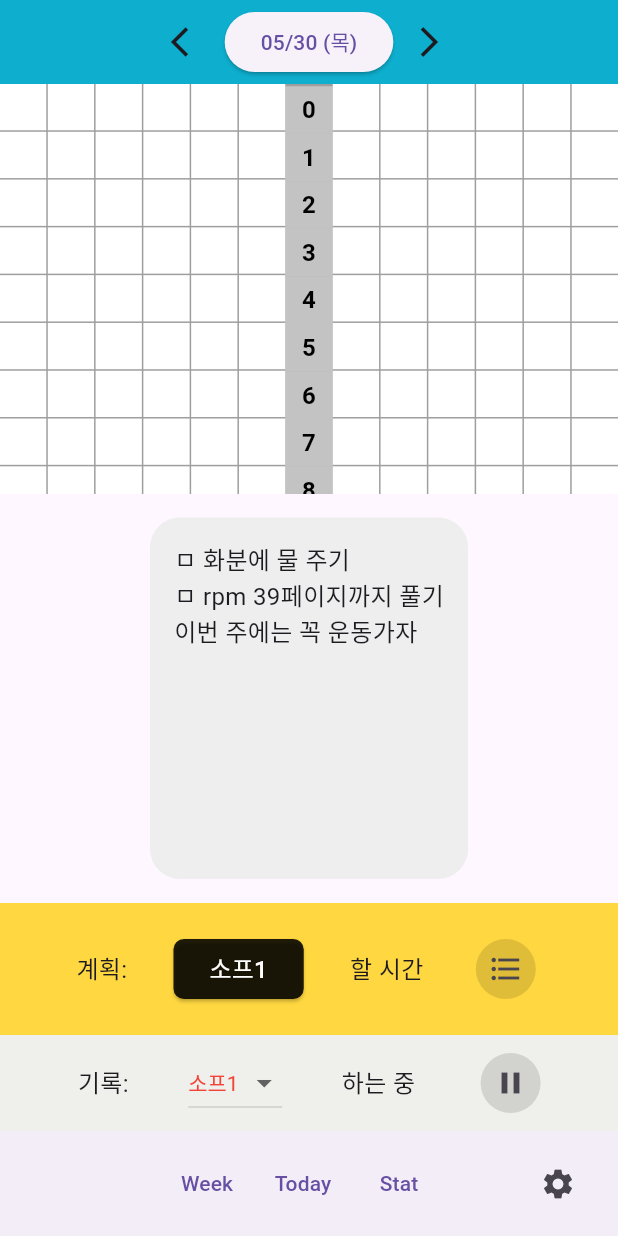
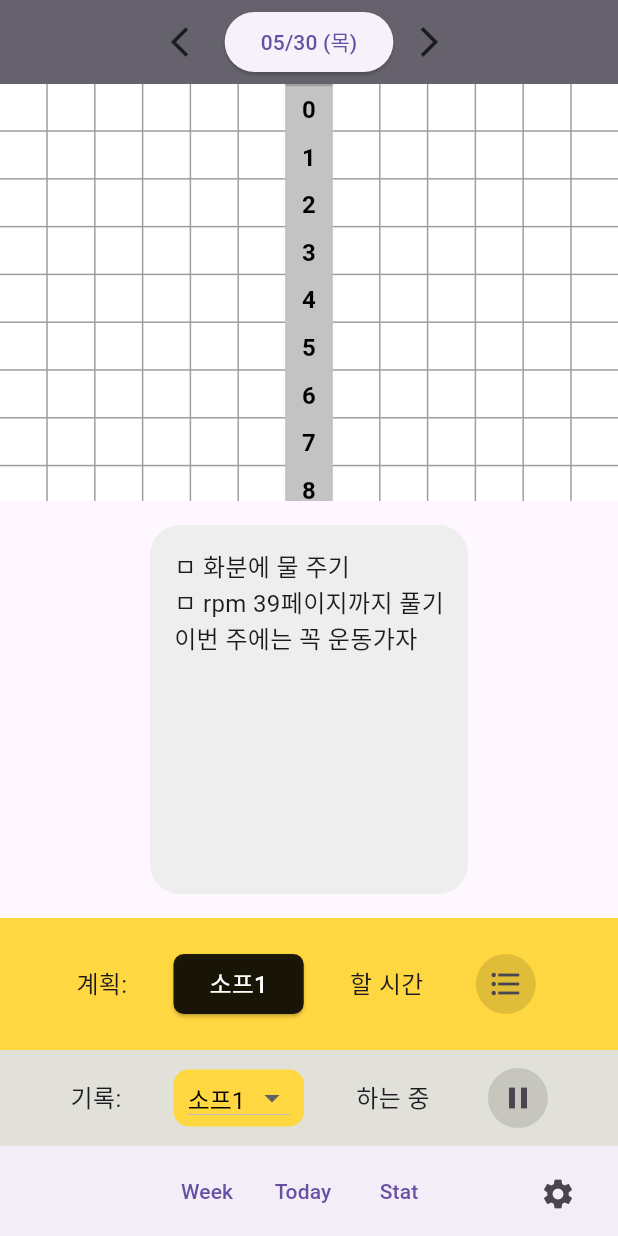
Before and after one commit to leejun00416/dashboard_rpm, a Flutter app: the SchedulePage screen opened directly, after a tap on the "format list bulleted" icon, after a tap on the "play arrow" icon, after a tap on the "arrow forward ios" icon, on a phone screen of 412 x 824 dp. Run offline on Flutter 3.47's test engine with Material 3 defaults, Android fonts, the phone set to English and light mode, and no system bars; our stand-ins replace cloud_firestore, firebase_auth, firebase_core, firebase_storage, flutter_time_picker_spinner, google_sign_in and 4 more; missing offline and left inert: flutter_state_notifier; accounts and stored records are empty.

Commit message:
메인페이지 색 변경

```diff
--- a/lib/screens/main_screen.dart
+++ b/lib/screens/main_screen.dart
@@ -60,7 +60,7 @@ class _SchedulePageState extends State<SchedulePage> {
     return Scaffold(
 
       appBar: AppBar(
-        backgroundColor: Colors.cyan,
+        backgroundColor: const Color(0xff656565),
         elevation: 10,
         automaticallyImplyLeading: false,
         title: Row(
@@ -124,7 +124,7 @@ class _SchedulePageState extends State<SchedulePage> {
       ),
 
       bottomNavigationBar: BottomAppBar(
-          height: 70,
+          height: 60,
           child:Row(
               mainAxisAlignment: MainAxisAlignment.spaceBetween,
               children:[
@@ -347,20 +347,29 @@ class _PlannerActionBar2State extends State<PlannerActionBar2> {
   Widget build(BuildContext context) {
     return Container(
       padding: EdgeInsets.all(8.0),
-      color: const Color(0xffefefeb),
+      color: const Color(0xffe1e1da),
       child: Row(
         mainAxisAlignment: MainAxisAlignment.spaceEvenly,
         children: [
           Text(' 기록:', style: TextStyle(fontSize: 16.0)),
-          DropdownButton<String>(
+          Container(
+            width: 87,
+            height: 38,
+            alignment: Alignment.center,
+            //color: Colors.amberAccent,
+            decoration: BoxDecoration(
+                color: Colors.amberAccent,
+                borderRadius: BorderRadius.all(Radius.circular(10))
+            ),
+            child: DropdownButton<String>(
               value: _selectedItem,
               style: TextStyle(
-              color: Colors.red,
+                color: Colors.black,
               ),
               items: _dropdownItems.map((String value) {
                 return DropdownMenuItem<String>(
                   value: value,
-                child: Text(value),
+                  child: Text(value, style: TextStyle(fontSize: 16.0)),
                 );
               }).toList(),
               onChanged: (newValue) {
@@ -368,6 +377,7 @@ class _PlannerActionBar2State extends State<PlannerActionBar2> {
                   _selectedItem = newValue!;
                 });
               },
+            ),
           ),
           Text('하는 중', style: TextStyle(fontSize: 16.0)),
           IconButton(
```
Lines whose indentation alone changed are shown as unchanged.
